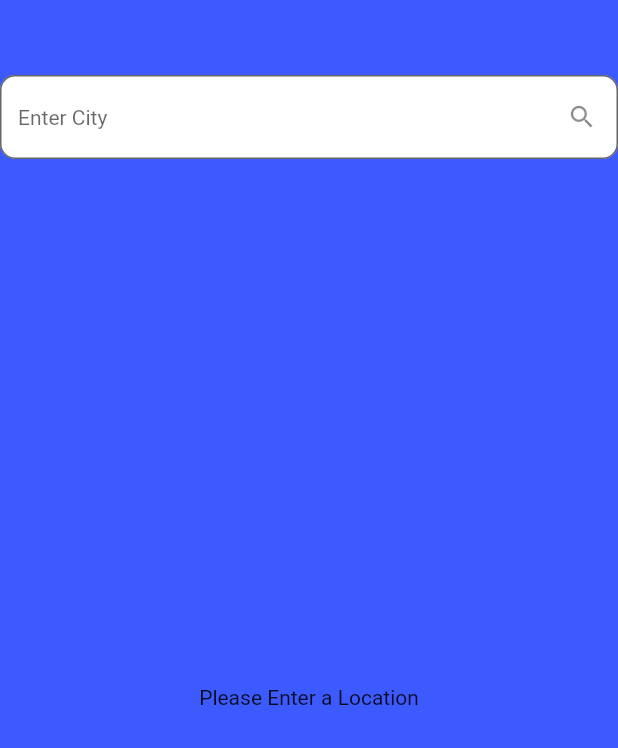
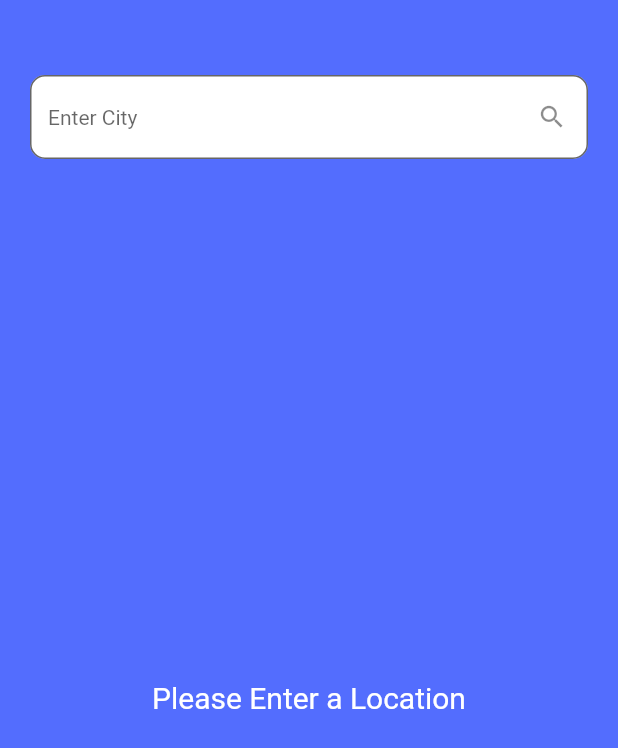
Before and after one commit to kalashjain001/weather_app, a Flutter app: the screen it shows after launch, on a phone screen of 412 x 824 dp. Shown: the top 748 px of the screen. Run offline on Flutter 3.47's test engine with Material 2 defaults, Android fonts, the phone set to English and light mode, and no system bars; our stand-ins replace bloc, equatable, flutter_bloc.

Commit message:
UI updated

```diff
--- a/lib/app.dart
+++ b/lib/app.dart
@@ -1,4 +1,5 @@
 import 'package:flutter/material.dart';
+import 'package:flutter/services.dart';
 import 'package:flutter_bloc/flutter_bloc.dart';
 import 'package:weather_api/home.dart';
 import 'package:weather_api/weather.dart';
@@ -15,6 +16,10 @@ class App extends StatelessWidget {
 
   @override
   Widget build(BuildContext context) {
+    //SystemChrome.setEnabledSystemUIOverlays(SystemUiOverlay.values);
+    SystemChrome.setSystemUIOverlayStyle(SystemUiOverlayStyle(
+      statusBarColor: Colors.transparent,
+    ));
     return MaterialApp(
       title: 'Weather',
       home: BlocProvider(
--- a/lib/weather.dart
+++ b/lib/weather.dart
@@ -1,3 +1,4 @@
+import 'package:flutter/cupertino.dart';
 import 'package:flutter/material.dart';
 
 import 'package:flutter_bloc/flutter_bloc.dart';
@@ -9,15 +10,16 @@ class Weather extends StatelessWidget {
   @override
   Widget build(BuildContext context) {
     return Scaffold(
-      backgroundColor: Colors.indigoAccent[400],
+      backgroundColor: Colors.indigoAccent[200],
       body: Container(
-        padding: EdgeInsets.only(top:50),
         //height: MediaQuery.of(context).size.height,
         child: Column(
-          mainAxisAlignment: MainAxisAlignment.end,
+          mainAxisAlignment: MainAxisAlignment.start,
           crossAxisAlignment: CrossAxisAlignment.stretch,
           children: <Widget>[
-            TextField(
+            Padding(
+              padding: const EdgeInsets.only(left:20, right: 20, top: 50),
+              child: TextField(
                 decoration: InputDecoration(
                   fillColor: Colors.white,
                   filled: true,
@@ -42,13 +44,21 @@ class Weather extends StatelessWidget {
                   }
                 },
               ),
+            ),
             //Spacer(),
             BlocBuilder<WeatherBloc, WeatherState>(
               builder: (context, state) {
                 if (state is WeatherInitial) {
                   return Expanded(
                     child: Container(
-                      child: Center(child: Text('Please Enter a Location')),
+                      child: Center(
+                        child: Text(
+                          'Please Enter a Location',
+                          style: TextStyle(
+                            color: Colors.white,
+                            fontSize: 20,
+                          ),
+                        ),),
                     )
                   );
                 }
@@ -59,11 +69,11 @@ class Weather extends StatelessWidget {
                   final weather = state.weather;
 
                   return Expanded(
+                    child: Container(
                       child: Column(
-                      mainAxisAlignment: MainAxisAlignment.end,
                         children: <Widget>[
                           Container(
-                          //height: MediaQuery.of(context).size.height/4,
+                            height: MediaQuery.of(context).size.height/4,
                             child: Center(
                               child: Row(
                                 mainAxisAlignment: MainAxisAlignment.center,
@@ -89,16 +99,15 @@ class Weather extends StatelessWidget {
                             ),
                           ),
                           Expanded(
-                          child: SingleChildScrollView(
                             child: Container(
-                              padding: EdgeInsets.only(top: 40, bottom: 40),
-                              height: MediaQuery.of(context).size.height*2/3,
                               decoration: BoxDecoration(
                                 color: Colors.white,
                                 borderRadius: BorderRadius.vertical(
                                     top: Radius.circular(40), bottom: Radius.zero),
                               ),
-                              child: Column(
+                              child: ListView(
+                                children: <Widget>[
+                                  Column(
                                     mainAxisAlignment: MainAxisAlignment.center,
                                     children: <Widget>[
                                       Row(
@@ -192,20 +201,23 @@ class Weather extends StatelessWidget {
                                       ),
                                     ],
                                   ),
+                                ],
                               ),
                             ),
                           ),
                         ],
+                      ),
                     ),
                   );
                 }
                 if (state is WeatherLoadFailure) {
                   return Expanded(
                     child: Container(
+
                       child: Center(
                         child: Text(
                           'Enter valid City Name!',
-                          style: TextStyle(color: Colors.red),
+                          style: TextStyle(color: Colors.greenAccent[700], fontSize: 20, fontWeight: FontWeight.bold),
                         ),
                       ),
                     ),
```
Lines whose indentation alone changed are shown as unchanged.
